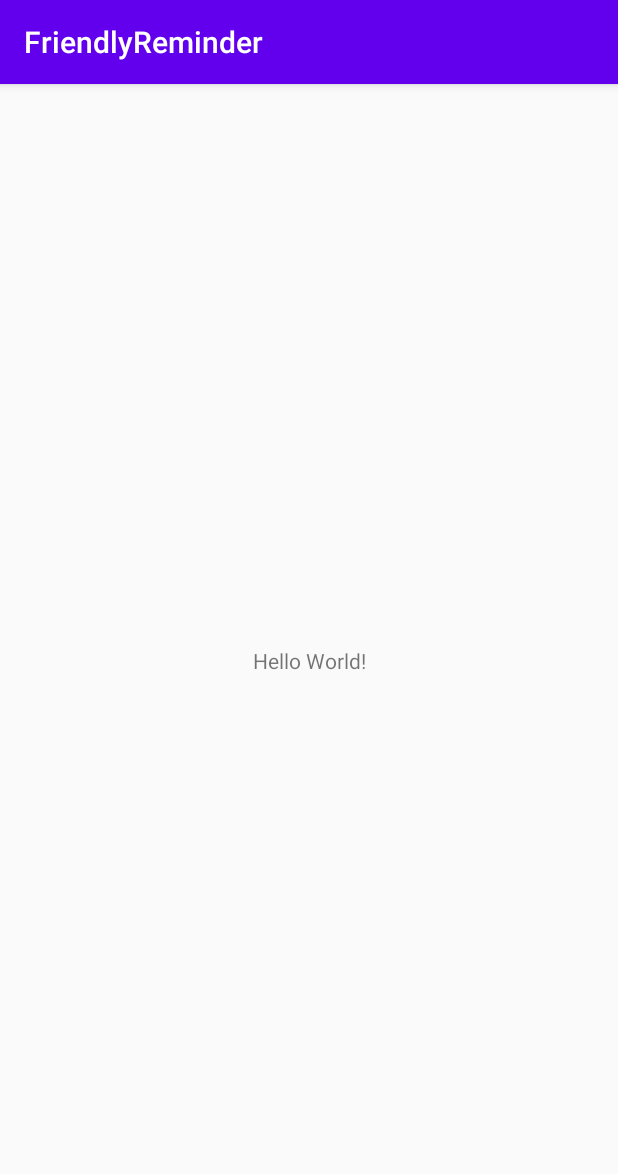
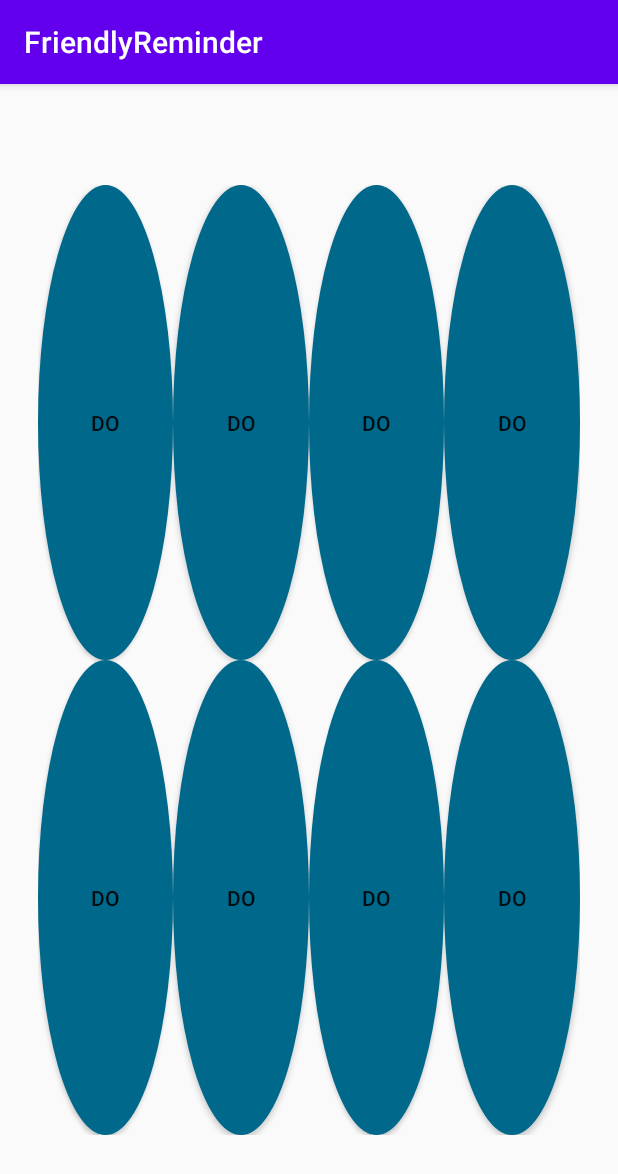
Before and after one commit to JC-Team/FriendlyReminder, an Android app: the screen it shows after launch (MainActivity), on a phone screen of 412 x 824 dp. Shown: the top 1174 px of the screen. Run offline under Robolectric (Android 15) with nearby library versions, the phone set to English and light mode, and no system bars.

Commit message:
i love you

```diff
--- a/app/build.gradle
+++ b/app/build.gradle
@@ -31,4 +31,5 @@ dependencies {
     testImplementation 'junit:junit:4.12'
     androidTestImplementation 'androidx.test.ext:junit:1.1.1'
     androidTestImplementation 'androidx.test.espresso:espresso-core:3.2.0'
+    implementation 'androidx.gridlayout:gridlayout:1.0.0'
 }
--- a/app/src/main/java/com/jc/friendlyreminder/MainActivity.java
+++ b/app/src/main/java/com/jc/friendlyreminder/MainActivity.java
@@ -3,6 +3,8 @@ package com.jc.friendlyreminder;
 import androidx.appcompat.app.AppCompatActivity;
 
 import android.os.Bundle;
+import android.view.View;
+import android.widget.Button;
 
 public class MainActivity extends AppCompatActivity {
 
@@ -11,4 +13,20 @@ public class MainActivity extends AppCompatActivity {
         super.onCreate(savedInstanceState);
         setContentView(R.layout.activity_main);
     }
+
+
+    boolean isVisible = true;
+    public void onClick(View view) {
+
+        Button b = (Button) view;
+        b.setText("");
+
+        if (isVisible) {
+            b.setVisibility(View.INVISIBLE);
+            isVisible = false;
+        } else {
+            b.setVisibility(View.VISIBLE);
+            isVisible = true;
+        }
+    }
 }
--- /dev/null
+++ b/app/src/main/res/drawable/roundedbutton.xml
@@ -0,0 +1,7 @@
+<?xml version="1.0" encoding="utf-8"?>
+<shape xmlns:android="http://schemas.android.com/apk/res/android"
+    android:shape="oval">
+    <solid android:color="@color/ButtonColorPrim" />
+    <size android:height="2dp" android:width="2dp" />
+
+</shape>
--- a/app/src/main/res/layout/activity_main.xml
+++ b/app/src/main/res/layout/activity_main.xml
@@ -6,13 +6,140 @@
     android:layout_height="match_parent"
     tools:context=".MainActivity">
 
-    <TextView
-        android:layout_width="wrap_content"
-        android:layout_height="wrap_content"
-        android:text="Hello World!"
+    <androidx.gridlayout.widget.GridLayout
+        android:layout_width="0dp"
+        android:layout_height="0dp"
+        android:layout_marginStart="25dp"
+        android:layout_marginTop="50dp"
+        android:layout_marginEnd="25dp"
+        android:layout_marginBottom="50dp"
+        app:columnCount="4"
         app:layout_constraintBottom_toBottomOf="parent"
-        app:layout_constraintLeft_toLeftOf="parent"
-        app:layout_constraintRight_toRightOf="parent"
-        app:layout_constraintTop_toTopOf="parent" />
+        app:layout_constraintDimensionRatio="0.57"
+        app:layout_constraintEnd_toEndOf="parent"
+        app:layout_constraintHorizontal_bias="0.0"
+        app:layout_constraintStart_toStartOf="parent"
+        app:layout_constraintTop_toTopOf="parent"
+        app:rowCount="7">
 
+        <Button
+            android:id="@+id/do_9"
+            style="@style/Widget.AppCompat.Button"
+            android:layout_width="0dp"
+            android:layout_height="0dp"
+            android:background="@drawable/roundedbutton"
+            android:minWidth="0dp"
+            android:minHeight="0dp"
+            android:text="@string/Do"
+            app:layout_column="1"
+            app:layout_columnWeight="1"
+            app:layout_gravity="fill_horizontal|fill_vertical"
+            app:layout_row="1"
+            app:layout_rowWeight="1" />
+
+        <Button
+            android:id="@+id/do_10"
+            style="@style/Widget.AppCompat.Button"
+            android:layout_width="0dp"
+            android:layout_height="0dp"
+            android:background="@drawable/roundedbutton"
+            android:minWidth="0dp"
+            android:minHeight="0dp"
+            android:text="@string/Do"
+            app:layout_column="2"
+            app:layout_columnWeight="1"
+            app:layout_gravity="fill_horizontal|fill_vertical"
+            app:layout_row="1"
+            app:layout_rowWeight="1" />
+
+        <Button
+            android:id="@+id/do_11"
+            style="@style/Widget.AppCompat.Button"
+            android:layout_width="0dp"
+            android:layout_height="0dp"
+            android:background="@drawable/roundedbutton"
+            android:minWidth="0dp"
+            android:minHeight="0dp"
+            android:text="@string/Do"
+            app:layout_column="3"
+            app:layout_columnWeight="1"
+            app:layout_gravity="fill_horizontal|fill_vertical"
+            app:layout_row="1"
+            app:layout_rowWeight="1" />
+
+        <Button
+            android:id="@+id/do_12"
+            style="@style/Widget.AppCompat.Button"
+            android:layout_width="0dp"
+            android:layout_height="0dp"
+            android:background="@drawable/roundedbutton"
+            android:minWidth="0dp"
+            android:minHeight="0dp"
+            android:text="@string/Do"
+            app:layout_column="0"
+            app:layout_columnWeight="1"
+            app:layout_gravity="fill_horizontal|fill_vertical"
+            app:layout_row="1"
+            app:layout_rowWeight="1" />
+
+        <Button
+            android:id="@+id/do_2"
+            style="@style/Widget.AppCompat.Button"
+            android:layout_width="0dp"
+            android:layout_height="0dp"
+            android:background="@drawable/roundedbutton"
+            android:minWidth="0dp"
+            android:minHeight="0dp"
+            android:text="@string/Do"
+            app:layout_column="1"
+            app:layout_columnWeight="1"
+            app:layout_gravity="fill_horizontal|fill_vertical"
+            app:layout_row="0"
+            app:layout_rowWeight="1" />
+
+        <Button
+            android:id="@+id/do_3"
+            style="@style/Widget.AppCompat.Button"
+            android:layout_width="0dp"
+            android:layout_height="0dp"
+            android:background="@drawable/roundedbutton"
+            android:minWidth="0dp"
+            android:minHeight="0dp"
+            android:text="@string/Do"
+            app:layout_column="2"
+            app:layout_columnWeight="1"
+            app:layout_gravity="fill_horizontal|fill_vertical"
+            app:layout_row="0"
+            app:layout_rowWeight="1" />
+
+        <Button
+            android:id="@+id/do_4"
+            style="@style/Widget.AppCompat.Button"
+            android:layout_width="0dp"
+            android:layout_height="0dp"
+            android:background="@drawable/roundedbutton"
+            android:minWidth="0dp"
+            android:minHeight="0dp"
+            android:text="@string/Do"
+            app:layout_column="3"
+            app:layout_columnWeight="1"
+            app:layout_gravity="fill_horizontal|fill_vertical"
+            app:layout_row="0"
+            app:layout_rowWeight="1" />
+
+        <Button
+            android:id="@+id/do_1"
+            style="@style/Widget.AppCompat.Button"
+            android:layout_width="0dp"
+            android:layout_height="0dp"
+            android:background="@drawable/roundedbutton"
+            android:minWidth="0dp"
+            android:minHeight="0dp"
+            android:text="@string/Do"
+            app:layout_column="0"
+            app:layout_columnWeight="1"
+            app:layout_gravity="fill_horizontal|fill_vertical"
+            app:layout_row="0"
+            app:layout_rowWeight="1" />
+    </androidx.gridlayout.widget.GridLayout>
 </androidx.constraintlayout.widget.ConstraintLayout>
--- a/app/src/main/res/values/colors.xml
+++ b/app/src/main/res/values/colors.xml
@@ -3,4 +3,5 @@
     <color name="colorPrimary">#6200EE</color>
     <color name="colorPrimaryDark">#3700B3</color>
     <color name="colorAccent">#03DAC5</color>
+    <color name="ButtonColorPrim">#00688B </color>
 </resources>
--- a/app/src/main/res/values/strings.xml
+++ b/app/src/main/res/values/strings.xml
@@ -1,3 +1,11 @@
 <resources>
     <string name="app_name">FriendlyReminder</string>
+    <string name="test">20.00</string>
+    <string name="Do">Do</string>
+    <string name="Fr">Fr</string>
+    <string name="Sa">Sa</string>
+    <string name="So">So</string>
+    <string name="Mo">Mo</string>
+    <string name="Di">Di</string>
+    <string name="Mi">Mi</string>
 </resources>
```
